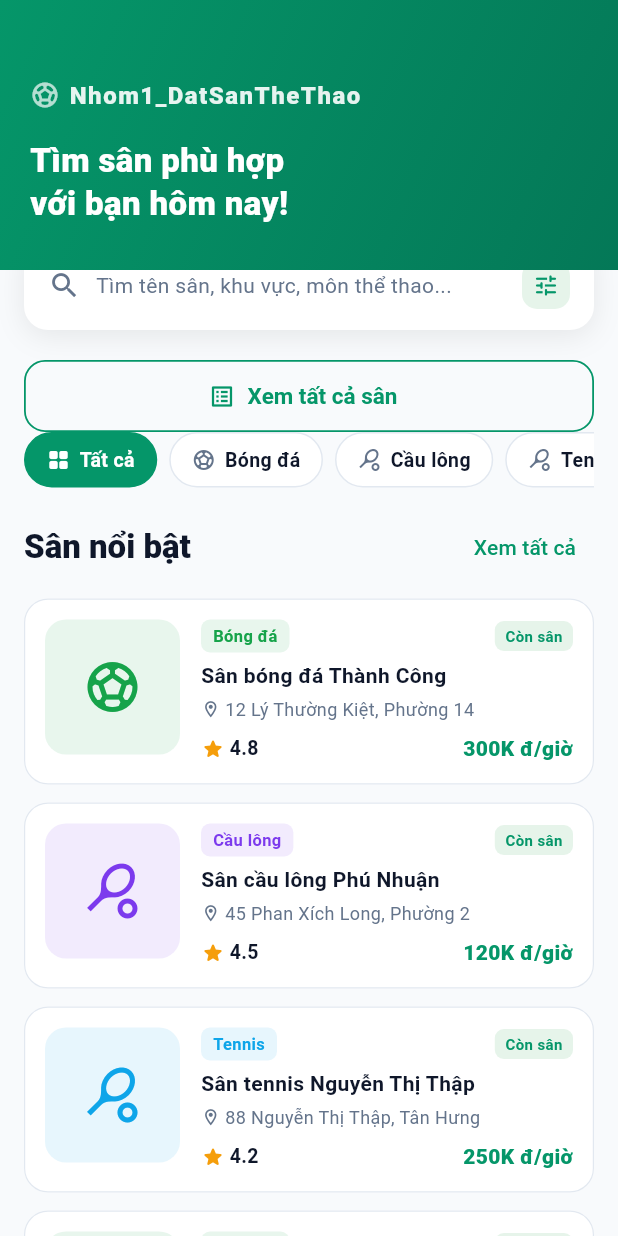
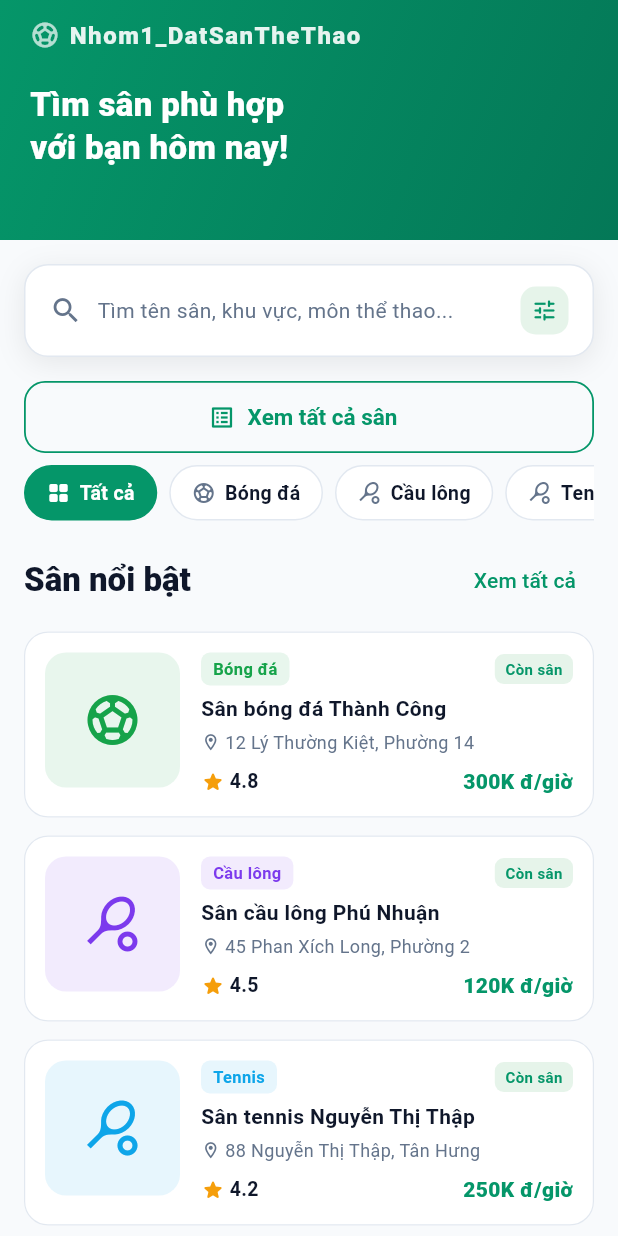
Before and after one commit to giahuy5523/DeTai_QuanLiDatSanTheThao_DiDong, a Flutter app: the HomeScreen screen opened by its route, on a phone screen of 412 x 824 dp. Run offline on Flutter 3.47's test engine with Material 3 defaults, Android fonts, the phone set to English and light mode, and no system bars; our stand-ins replace image_picker; accounts and stored records are empty.

Commit message:
fix: improve home search layout and migrate to built-in Kotlin

```diff
--- a/lib/screens/customer/home_screen.dart
+++ b/lib/screens/customer/home_screen.dart
@@ -32,7 +32,7 @@ class _HomeScreenState extends State<HomeScreen> {
         slivers: [
           // ─── SliverAppBar với banner Nhom1_DatSanTheThao ─────────────────────────
           SliverAppBar(
-            expandedHeight: 180,
+            expandedHeight: 160,
             floating: true,
             snap: true,
             pinned: false,
@@ -47,7 +47,10 @@ class _HomeScreenState extends State<HomeScreen> {
                     end: Alignment.bottomRight,
                   ),
                 ),
-                padding: const EdgeInsets.fromLTRB(20, 52, 20, 20),
+                child: SafeArea(
+                  bottom: false,
+                  child: Padding(
+                    padding: const EdgeInsets.fromLTRB(20, 12, 20, 20),
                     child: Column(
                       crossAxisAlignment: CrossAxisAlignment.start,
                       children: [
@@ -76,8 +79,8 @@ class _HomeScreenState extends State<HomeScreen> {
                             ),
                           ],
                         ),
-                    const SizedBox(height: 8),
-                    const Expanded(
+                        const SizedBox(height: 20),
+                        const Flexible(
                           child: FittedBox(
                             fit: BoxFit.scaleDown,
                             alignment: Alignment.centerLeft,
@@ -97,15 +100,14 @@ class _HomeScreenState extends State<HomeScreen> {
                   ),
                 ),
               ),
+            ),
+          ),
 
-          // ─── Search bar nổi ────────────────────────────────────────
+          // Thanh tìm kiếm nằm dưới banner, có khoảng cách riêng.
           SliverToBoxAdapter(
-            child: Transform.translate(
-              offset: const Offset(0, -20),
             child: Padding(
-                padding: const EdgeInsets.symmetric(horizontal: 16),
+              padding: const EdgeInsets.fromLTRB(16, 16, 16, 16),
               child: _SearchBar(),
-              ),
             ),
           ),
 
@@ -124,7 +126,7 @@ class _HomeScreenState extends State<HomeScreen> {
           // ─── Chip lọc môn thể thao ─────────────────────────────────
           SliverToBoxAdapter(
             child: Padding(
-              padding: const EdgeInsets.fromLTRB(16, 0, 16, 12),
+              padding: const EdgeInsets.fromLTRB(16, 8, 16, 12),
               child: _SportFilterRow(
                 onSelected: (sport) => setState(() => _sport = sport),
               ),
@@ -206,6 +208,7 @@ class _SearchBar extends StatelessWidget {
         decoration: BoxDecoration(
           color: Colors.white,
           borderRadius: BorderRadius.circular(16),
+          border: Border.all(color: AppTheme.border),
           boxShadow: [
             BoxShadow(
               color: Colors.black.withValues(alpha: 0.08),
```
Also changed, not shown: 3 other files. Lines whose indentation alone changed are shown as unchanged.
